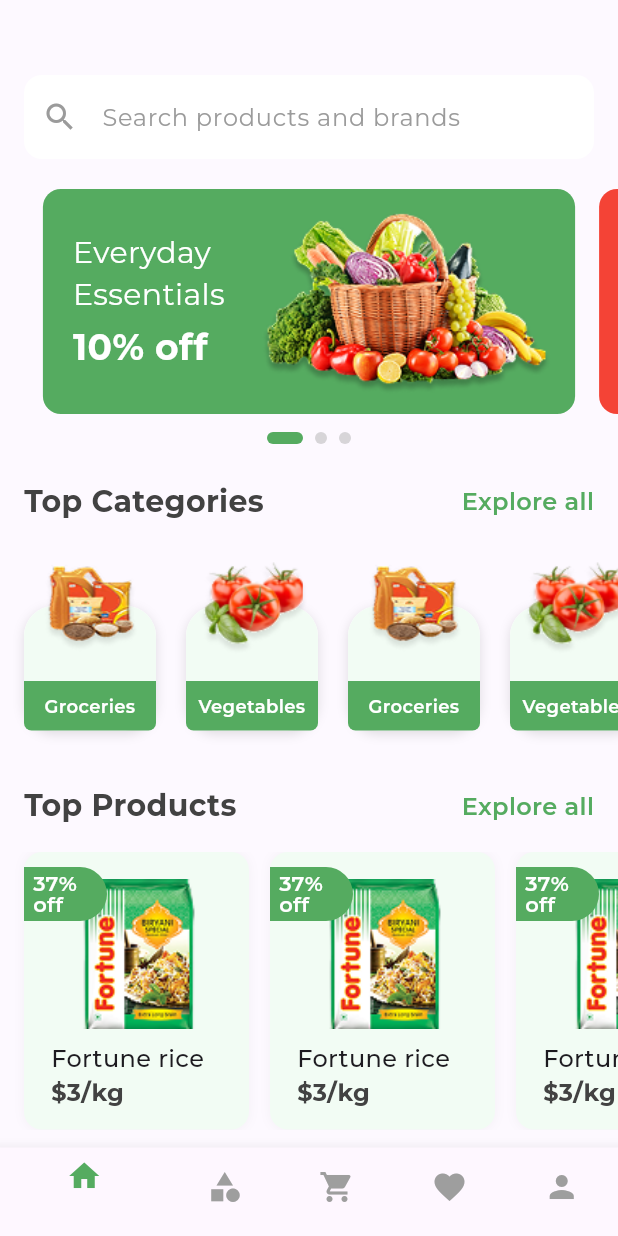
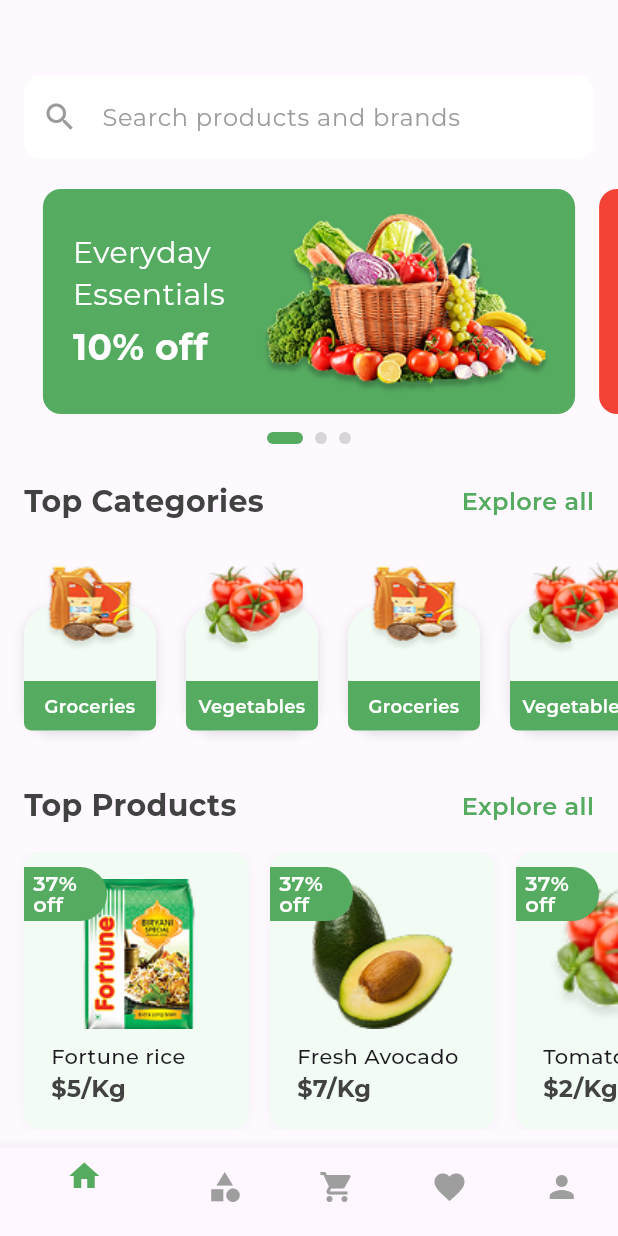
Before and after one commit to johntarus/flutter_grocery_store, a Flutter app: the HomeScreen screen opened by its route, on a phone screen of 412 x 824 dp. Run offline on Flutter 3.47's test engine with Material 3 defaults, Android fonts, the phone set to English and light mode, and no system bars; our stand-ins replace flutter_svg, go_router, google_fonts.

Commit message:
Updated card styles

```diff
--- a/lib/screens/home/home_screen.dart
+++ b/lib/screens/home/home_screen.dart
@@ -366,9 +366,10 @@ class _HomeScreenState extends State<HomeScreen> {
               child: ListView.separated(
                 scrollDirection: Axis.horizontal,
                 padding: const EdgeInsets.symmetric(horizontal: 16),
-                itemCount: 4,
+                itemCount: topProducts.length,
                 separatorBuilder: (_, __) => const SizedBox(width: 14),
                 itemBuilder: (_, index) {
+                  final item = topProducts[index];
                   return Container(
                     width: 150,
                     decoration: BoxDecoration(
@@ -400,21 +401,21 @@ class _HomeScreenState extends State<HomeScreen> {
                                 width: double.infinity,
                                 alignment: Alignment.center,
                                 child: Image.asset(
-                                  'assets/images/fortune.png',
+                                  item['image']!,
                                   fit: BoxFit.contain,
                                   height: 100,
                                 ),
                               ),
                               const SizedBox(height: 8),
                               Text(
-                                'Fortune rice',
+                                item['title']!,
                                 style: GoogleFonts.montserrat(
-                                  fontSize: 16,
+                                  fontSize: 14,
                                   fontWeight: FontWeight.w500,
                                 ),
                               ),
                               Text(
-                                '\$3/kg',
+                                "\$${item["price"]}",
                                 style: GoogleFonts.montserrat(
                                   fontSize: 16,
                                   fontWeight: FontWeight.w700,
@@ -817,6 +818,20 @@ class _HalfDonutPainter extends CustomPainter {
   bool shouldRepaint(CustomPainter oldDelegate) => false;
 }
 
+final List<Map<String, String>> topProducts = [
+  {
+    "title": "Fortune rice",
+    "price": "5/Kg",
+    "image": "assets/images/fortune.png",
+  },
+  {
+    "title": "Fresh Avocado",
+    "price": "7/Kg",
+    "image": "assets/images/avocado.png",
+  },
+  {"title": "Tomato", "price": "2/Kg", "image": "assets/images/tomato.png"},
+];
+
 final List<Map<String, String>> categories = [
   {
     "title": "Soft drinks",
```
Also changed, not shown: 3 other files.
